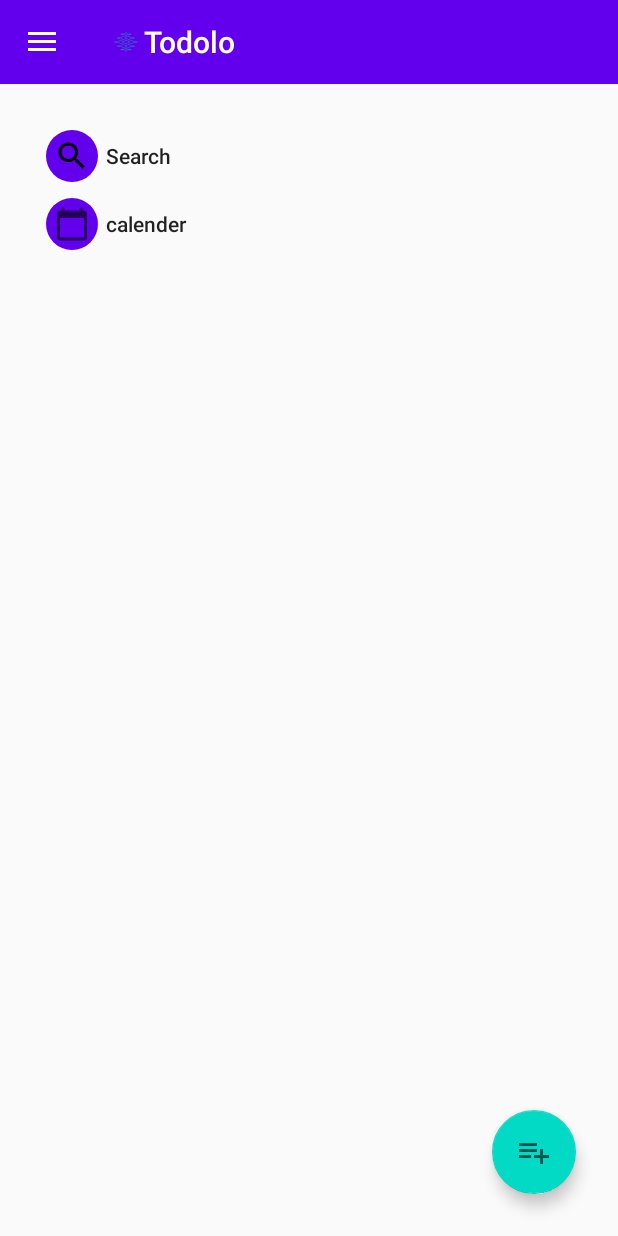
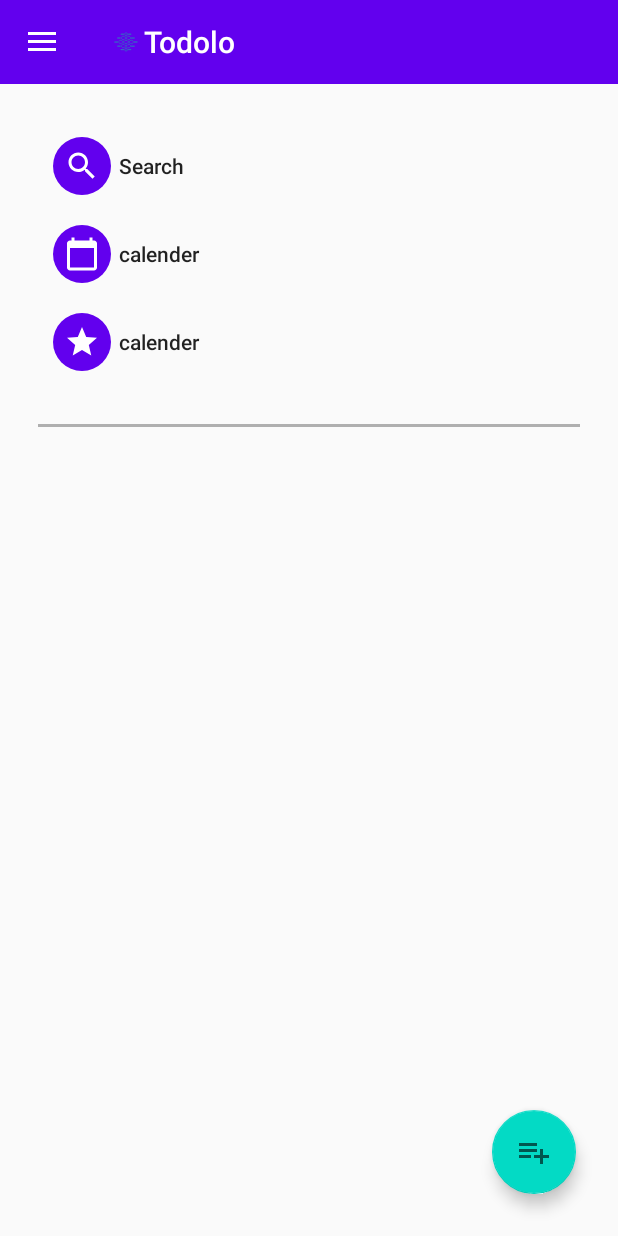
Before and after one commit to vincent-wathelet/Todolo-app-aug, an Android app: the screen it shows after launch (MainActivity), on a phone screen of 412 x 824 dp. Run offline under Robolectric (Android 15) with nearby library versions, the phone set to English and light mode, and no system bars; our stand-ins replace Room's generated code.

Commit message:
room database en recycler view
maken van recycler view ui en afwerekn van room database

```diff
--- a/app/build.gradle
+++ b/app/build.gradle
@@ -23,6 +23,7 @@ android {
 }
 
 dependencies {
+    implementation 'androidx.lifecycle:lifecycle-extensions:2.2.0'
     def room_version = "2.2.5"
 
     implementation "androidx.room:room-runtime:$room_version"
--- a/app/src/main/java/be/ehb/Todolo/MainActivity.java
+++ b/app/src/main/java/be/ehb/Todolo/MainActivity.java
@@ -1,21 +1,44 @@
 package be.ehb.Todolo;
 
+import androidx.annotation.Nullable;
 import androidx.appcompat.app.ActionBarDrawerToggle;
 import androidx.appcompat.app.AppCompatActivity;
 import androidx.appcompat.widget.Toolbar;
 import androidx.drawerlayout.widget.DrawerLayout;
+import androidx.lifecycle.Observer;
+import androidx.lifecycle.ViewModelProviders;
 
 import android.os.Bundle;
+
+import java.util.List;
+
+import be.ehb.Todolo.ViewModel.TodoViewModel;
+import be.ehb.Todolo.room.Entity.TodoListWithTasks;
 
 public class MainActivity extends AppCompatActivity {
 
     private DrawerLayout drawerLayout;
+
+    private TodoViewModel todoViewModel;
 
     @Override
     protected void onCreate(Bundle savedInstanceState) {
         super.onCreate(savedInstanceState);
         setContentView(R.layout.activity_main);
 
+        //data
+
+        todoViewModel = ViewModelProviders.of(this).get(TodoViewModel.class);
+        todoViewModel.getAllTodo().observe(this, new Observer<List<TodoListWithTasks>>() {
+            @Override
+            public void onChanged(@Nullable List<TodoListWithTasks> todoListWithTasks) {
+
+
+
+            }
+        });
+
+        //nav balk
         Toolbar toolbar = findViewById(R.id.toolbar);
         toolbar.setLogo(R.drawable.ic_logo);
         setSupportActionBar(toolbar);
--- /dev/null
+++ b/app/src/main/java/be/ehb/Todolo/ViewModel/TodoViewModel.java
@@ -0,0 +1,47 @@
+package be.ehb.Todolo.ViewModel;
+
+import android.app.Application;
+
+import androidx.annotation.NonNull;
+import androidx.lifecycle.AndroidViewModel;
+import androidx.lifecycle.LiveData;
+
+import java.util.List;
+
+import be.ehb.Todolo.room.Entity.TodoList;
+import be.ehb.Todolo.room.Entity.TodoListWithTasks;
+import be.ehb.Todolo.room.repository.TodoListRepository;
+
+public class TodoViewModel extends AndroidViewModel {
+
+    private TodoListRepository repository;
+    private LiveData<List<TodoListWithTasks>> liveTodoData;
+
+    public TodoViewModel(@NonNull Application application) {
+        super(application);
+        repository = new TodoListRepository(application);
+        liveTodoData = repository.getAllTask();
+    }
+
+    public void insert(TodoList list)
+    {
+        repository.insert(list);
+    }
+    public void update(TodoList list)
+    {
+        repository.update(list);
+    }
+    public void delete(TodoList list)
+    {
+        repository.delete(list);
+    }
+    public void insert()
+    {
+        repository.deleteAll();
+    }
+    public LiveData<List<TodoListWithTasks>>  getAllTodo()
+    {
+        return liveTodoData;
+    }
+
+}
--- /dev/null
+++ b/app/src/main/java/be/ehb/Todolo/room/DAO/TaskDAO.java
@@ -0,0 +1,33 @@
+package be.ehb.Todolo.room.DAO;
+
+import androidx.lifecycle.LiveData;
+import androidx.room.Dao;
+import androidx.room.Delete;
+import androidx.room.Insert;
+import androidx.room.Query;
+import androidx.room.Update;
+
+import java.util.List;
+
+import be.ehb.Todolo.room.Entity.Task;
+
+@Dao
+public interface TaskDAO {
+
+    @Insert
+    void insert(Task task);
+
+
+    @Update
+    void update(Task task);
+
+    @Delete
+    void delete(Task task);
+
+    @Query("SELECT * FROM task_table ORDER BY tododate DESC")
+    LiveData<List<Task>> getAllTask();
+
+    @Query("DELETE from task_table")
+    void deleteAllTask();
+
+}
--- /dev/null
+++ b/app/src/main/java/be/ehb/Todolo/room/DAO/TodoListDAO.java
@@ -0,0 +1,36 @@
+package be.ehb.Todolo.room.DAO;
+
+
+import androidx.lifecycle.LiveData;
+import androidx.room.Dao;
+import androidx.room.Delete;
+import androidx.room.Insert;
+import androidx.room.Query;
+import androidx.room.Update;
+
+import java.util.List;
+
+import be.ehb.Todolo.room.Entity.TodoList;
+import be.ehb.Todolo.room.Entity.TodoListWithTasks;
+
+@Dao
+public interface TodoListDAO {
+
+
+    @Insert
+    void insert(TodoList list);
+
+
+    @Update
+    void update(TodoList list);
+
+    @Delete
+    void delete(TodoList list);
+
+    @Query("SELECT * FROM list_table ORDER BY title DESC")
+    LiveData<List<TodoListWithTasks>> getAllTodoList();
+
+    @Query("DELETE from list_table")
+    void deleteAllTask();
+
+}
--- /dev/null
+++ b/app/src/main/java/be/ehb/Todolo/room/database/Database.java
@@ -0,0 +1,72 @@
+package be.ehb.Todolo.room.database;
+
+import android.content.Context;
+import android.os.AsyncTask;
+
+import androidx.annotation.NonNull;
+import androidx.room.Entity;
+import androidx.room.Room;
+import androidx.room.RoomDatabase;
+import androidx.sqlite.db.SupportSQLiteDatabase;
+
+import java.text.ParseException;
+import java.text.SimpleDateFormat;
+import java.util.Date;
+
+import be.ehb.Todolo.room.DAO.*;
+import be.ehb.Todolo.room.Entity.*;
+
+@androidx.room.Database(entities = {Task.class, TodoList.class}, version = 1)
+public abstract class Database extends RoomDatabase {
+
+    private static Database database;
+
+    public abstract TaskDAO taskDAO();
+
+    public abstract TodoListDAO listDAO();
+
+    // voor te zorgen dat bij multie treading geen dubble instance worden gemaakt
+    public static  synchronized Database getInstance(Context context)
+    {
+        if (database == null)
+        {
+            database = Room.databaseBuilder(context.getApplicationContext(),Database.class,"TodoloDatabase").fallbackToDestructiveMigration().addCallback(callback).build();
+        }
+        return database;
+    }
+
+    private static Callback callback = new Callback() {
+        @Override
+        public void onCreate(@NonNull SupportSQLiteDatabase db) {
+            super.onCreate(db);
+            new FillDBAsyncTask(database).execute();
+        }
+    };
+
+    private static class FillDBAsyncTask extends AsyncTask<Void,Void,Void>
+    {
+        private TaskDAO taskDAO;
+        private TodoListDAO listDAO;
+
+        private FillDBAsyncTask(Database db)
+        {
+            taskDAO = db.taskDAO();
+            listDAO = db.listDAO();
+        }
+
+        @Override
+        protected Void doInBackground(Void... voids) {
+
+            listDAO.insert(new TodoList("Taken lijst 1",1));
+            listDAO.insert(new TodoList("Andriod",3));
+            listDAO.insert(new TodoList("Taken lijst 2",1));
+            listDAO.insert(new TodoList("Huistaken",2));
+            taskDAO.insert(new Task(3,"strijken doen","","05/09/2020",3,false,false,false));
+            taskDAO.insert(new Task(1,"ui maken","","05/09/2020",3,false,false,false));
+            taskDAO.insert(new Task(1,"room implementerezn","","05/09/2020",2,false,false,false));
+            taskDAO.insert(new Task(1,"database uitschrijven","","05/09/2020",2,true,false,true));
+            return null;
+        }
+    }
+
+}
--- a/app/src/main/res/drawable/ic_baseline_calendar_today_24.xml
+++ b/app/src/main/res/drawable/ic_baseline_calendar_today_24.xml
@@ -1,10 +1,11 @@
 <vector xmlns:android="http://schemas.android.com/apk/res/android"
+    xmlns:tools="http://schemas.android.com/tools"
     android:width="24dp"
     android:height="24dp"
     android:viewportWidth="24"
-    android:viewportHeight="24"
-    android:tint="?attr/colorControlNormal">
+    android:viewportHeight="24">
   <path
       android:fillColor="@android:color/white"
-      android:pathData="M20,3h-1L19,1h-2v2L7,3L7,1L5,1v2L4,3c-1.1,0 -2,0.9 -2,2v16c0,1.1 0.9,2 2,2h16c1.1,0 2,-0.9 2,-2L22,5c0,-1.1 -0.9,-2 -2,-2zM20,21L4,21L4,8h16v13z"/>
+      android:pathData="M20,3h-1L19,1h-2v2L7,3L7,1L5,1v2L4,3c-1.1,0 -2,0.9 -2,2v16c0,1.1 0.9,2 2,2h16c1.1,0 2,-0.9 2,-2L22,5c0,-1.1 -0.9,-2 -2,-2zM20,21L4,21L4,8h16v13z"
+      tools:ignore="VectorRaster" />
 </vector>
--- /dev/null
+++ b/app/src/main/res/drawable/ic_baseline_star_24.xml
@@ -0,0 +1,7 @@
+<vector xmlns:tools="http://schemas.android.com/tools"
+    android:height="24dp" android:tint="#FFFFFF"
+    android:viewportHeight="24" android:viewportWidth="24"
+    android:width="24dp" xmlns:android="http://schemas.android.com/apk/res/android">
+    <path android:fillColor="@android:color/white" android:pathData="M12,17.27L18.18,21l-1.64,-7.03L22,9.24l-7.19,-0.61L12,2 9.19,8.63 2,9.24l5.46,4.73L5.82,21z"
+        tools:ignore="VectorRaster" />
+</vector>
--- a/app/src/main/res/drawable/ic_search_black_24dp.xml
+++ b/app/src/main/res/drawable/ic_search_black_24dp.xml
@@ -4,6 +4,6 @@
         android:viewportWidth="24.0"
         android:viewportHeight="24.0">
     <path
-        android:fillColor="#FF000000"
+        android:fillColor="#FFFFFF"
         android:pathData="M15.5,14h-0.79l-0.28,-0.27C15.41,12.59 16,11.11 16,9.5 16,5.91 13.09,3 9.5,3S3,5.91 3,9.5 5.91,16 9.5,16c1.61,0 3.09,-0.59 4.23,-1.57l0.27,0.28v0.79l5,4.99L20.49,19l-4.99,-5zM9.5,14C7.01,14 5,11.99 5,9.5S7.01,5 9.5,5 14,7.01 14,9.5 11.99,14 9.5,14z"/>
 </vector>
--- a/app/src/main/res/layout/activity_main.xml
+++ b/app/src/main/res/layout/activity_main.xml
@@ -25,9 +25,9 @@
 
         <fragment
             android:id="@+id/main_activity_fragment"
-            android:name="be.ehb.Todolo.Home"
             android:layout_width="match_parent"
-            android:layout_height="match_parent" />
+            android:layout_height="match_parent"
+            class="be.ehb.Todolo.Home"/>
 
 
     </LinearLayout>
--- a/app/src/main/res/layout/fragment_home.xml
+++ b/app/src/main/res/layout/fragment_home.xml
@@ -21,7 +21,7 @@
                 android:id="@+id/btn_Search"
                 android:layout_width="match_parent"
                 android:layout_height="wrap_content"
-                android:layout_margin="5dp"
+                android:layout_margin="10dp"
                 android:clickable="true"
                 android:focusable="true"
                 android:orientation="horizontal">
@@ -35,7 +35,7 @@
                     android:background="@drawable/roundbutton"
                     android:baselineAlignBottom="true"
                     android:clickable="false"
-                    android:padding="5dp"
+                    android:padding="7dp"
                     android:src="@drawable/ic_search_black_24dp" />
 
                 <TextView
@@ -43,18 +43,18 @@
                     android:layout_width="wrap_content"
                     android:layout_height="wrap_content"
                     android:layout_gravity="center_vertical"
+                    android:layout_marginStart="5dp"
                     android:layout_marginLeft="5dp"
                     android:layout_weight="0.5"
                     android:text="@string/searchnavbar"
-                    android:textAppearance="@style/TextAppearance.AppCompat.Body2"
-                    android:layout_marginStart="5dp" />
+                    android:textAppearance="@style/TextAppearance.AppCompat.Body2" />
             </LinearLayout>
 
             <LinearLayout
                 android:id="@+id/btn_calander"
                 android:layout_width="match_parent"
-                android:layout_height="wrap_content"
-                android:layout_margin="5dp"
+                android:layout_height="match_parent"
+                android:layout_margin="10dp"
                 android:clickable="true"
                 android:focusable="true"
                 android:orientation="horizontal">
@@ -68,7 +68,7 @@
                     android:background="@drawable/roundbutton"
                     android:baselineAlignBottom="true"
                     android:clickable="false"
-                    android:padding="5dp"
+                    android:padding="7dp"
                     android:src="@drawable/ic_baseline_calendar_today_24" />
 
                 <TextView
@@ -83,9 +83,49 @@
                     android:textAppearance="@style/TextAppearance.AppCompat.Body2" />
             </LinearLayout>
 
+            <LinearLayout
+                android:id="@+id/btn_starred"
+                android:layout_width="match_parent"
+                android:layout_height="wrap_content"
+                android:layout_margin="10dp"
+                android:clickable="true"
+                android:focusable="true"
+                android:orientation="horizontal">
+
+                <ImageButton
+                    android:id="@+id/btn_starredimage"
+                    style="@style/TextAppearance.AppCompat.Widget.Button.Borderless.Colored"
+                    android:layout_width="wrap_content"
+                    android:layout_height="wrap_content"
+                    android:layout_weight="0"
+                    android:background="@drawable/roundbutton"
+                    android:baselineAlignBottom="true"
+                    android:clickable="false"
+                    android:padding="7dp"
+                    android:src="@drawable/ic_baseline_star_24" />
+
+                <TextView
+                    android:id="@+id/btn_starredtext"
+                    android:layout_width="wrap_content"
+                    android:layout_height="wrap_content"
+                    android:layout_gravity="center_vertical"
+                    android:layout_marginStart="5dp"
+                    android:layout_marginLeft="5dp"
+                    android:layout_weight="0.5"
+                    android:text="@string/btn_calender_text"
+                    android:textAppearance="@style/TextAppearance.AppCompat.Body2" />
+            </LinearLayout>
+
         </LinearLayout>
 
+        <View
+            android:layout_width="match_parent"
+            android:layout_height="2dp"
+            android:layout_marginLeft="25dp"
+            android:layout_marginRight="25dp"
+            android:background="#AFAFAF" />
         <androidx.recyclerview.widget.RecyclerView
+            android:id="@+id/todo_recycler_view"
             android:layout_width="match_parent"
             android:layout_height="match_parent"
             android:padding="25dp"
--- a/app/src/main/res/values/colors.xml
+++ b/app/src/main/res/values/colors.xml
@@ -3,4 +3,5 @@
     <color name="colorPrimary">#6200EE</color>
     <color name="colorPrimaryDark">#3700B3</color>
     <color name="colorAccent">#03DAC5</color>
+    <color name="colorDivederBar">#666</color>
 </resources>
--- a/app/src/main/res/values/strings.xml
+++ b/app/src/main/res/values/strings.xml
@@ -9,6 +9,4 @@
     <string name="nav_drawer_open">Open Navigation drawer</string>
     <string name="nav_drawer_close">Close Navigation drawer</string>
     <string name="btn_calender_text">calender</string>
-    <!-- TODO: Remove or change this placeholder text -->
-    <string name="hello_blank_fragment">Hello blank fragment</string>
 </resources>
```
Also changed, not shown: app/src/main/java/be/ehb/Todolo/room/Entity/Task.java (+82 -2 lines), app/src/main/java/be/ehb/Todolo/room/Entity/TodoList.java (+27 -0 lines), app/src/main/java/be/ehb/Todolo/room/Entity/TodoListWithTasks.java (+15 -0 lines), app/src/main/java/be/ehb/Todolo/room/repository/TaskRepository.java (added, +120 -0 lines), app/src/main/java/be/ehb/Todolo/room/repository/TodoListRepository.java (added, +122 -0 lines), app/src/main/res/layout/recycler_view_item.xml (+37 -17 lines).
